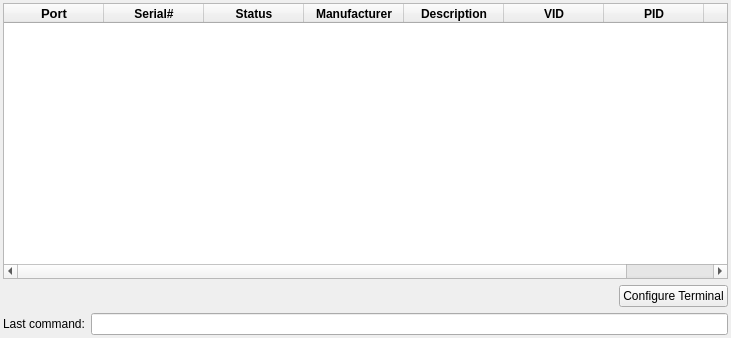
Before: the Qt Designer form qlsuart.ui in sza2/qlsuart, drawn with Qt 5.
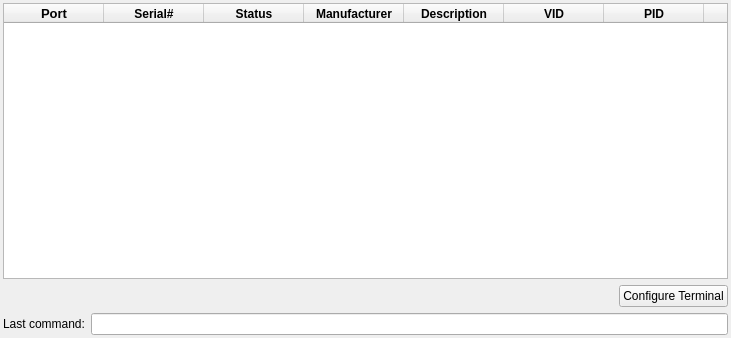
After: the same form once the commit is applied. Icons and pictures are not drawn.

Commit message: Disable horizontal toolbar, use tooltips for long text

Patch:
```diff
--- a/qlsuart.ui
+++ b/qlsuart.ui
@@ -43,6 +43,9 @@
     <layout class="QVBoxLayout" name="verticalLayout">
      <item>
       <widget class="QTableWidget" name="tblSerialPorts">
+       <property name="horizontalScrollBarPolicy">
+        <enum>Qt::ScrollBarAlwaysOff</enum>
+       </property>
        <column>
         <property name="text">
          <string>Port</string>
```
The commit also changes 1 other file.
